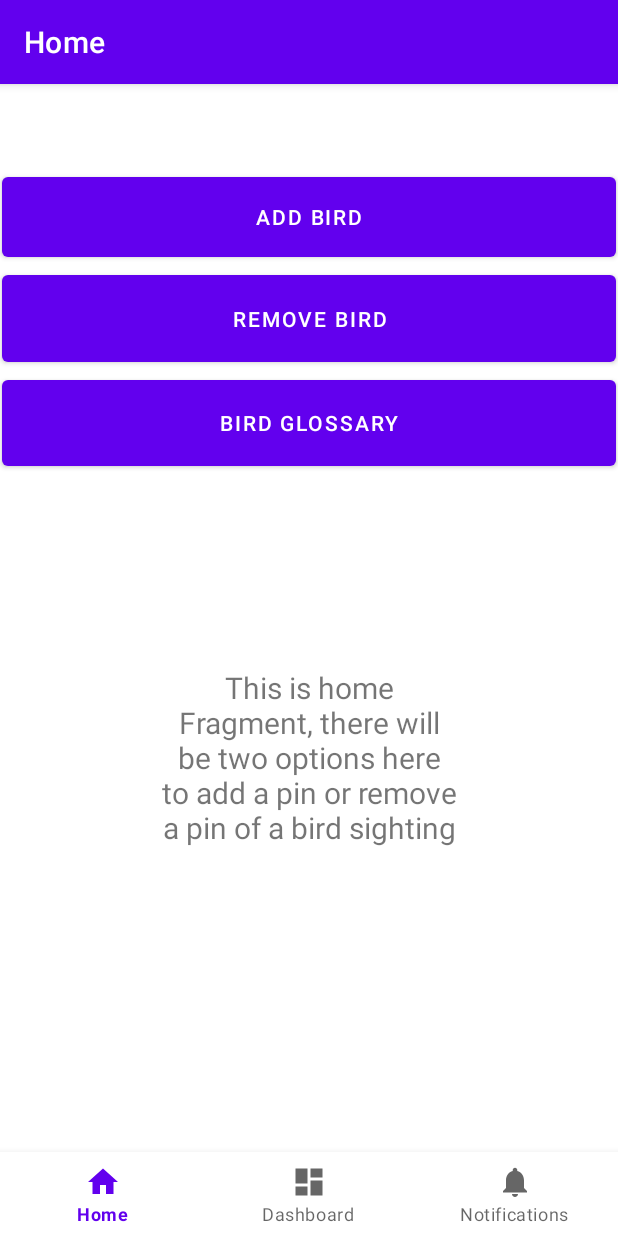
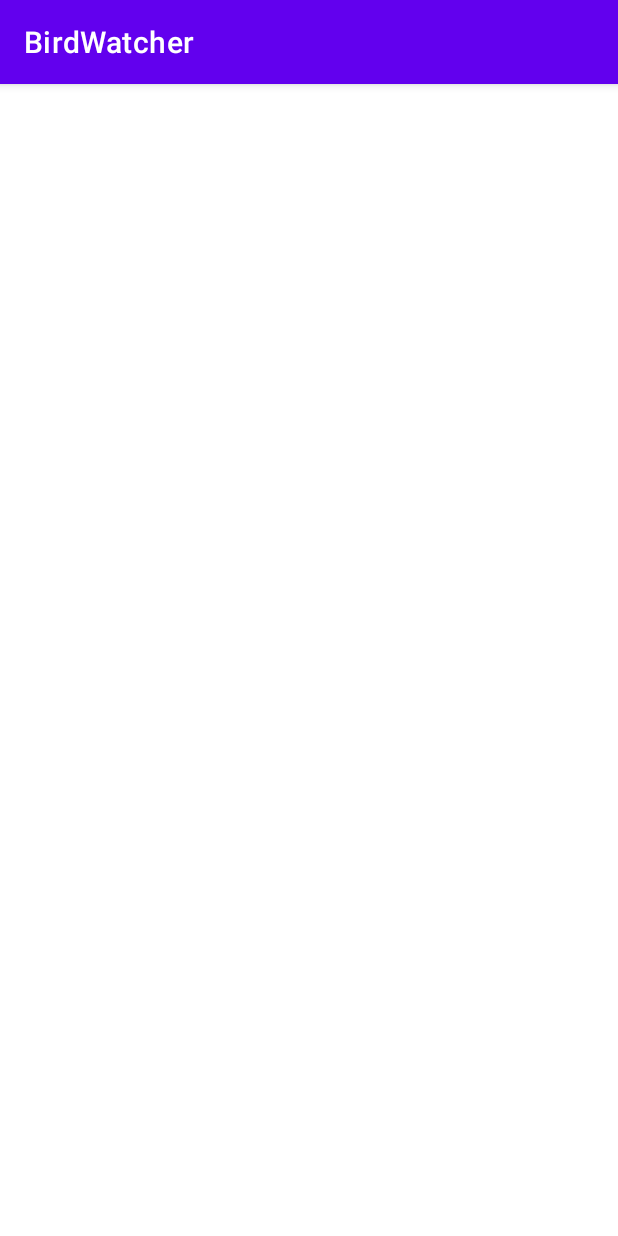
Before and after one commit to honeygun100/TheBirdWatcherRepo, an Android app: the screen it shows after launch (MainActivity before the commit, DeleteBirdActivity after it), after a tap on "REMOVE BIRD", on a phone screen of 412 x 824 dp. Run offline under Robolectric (Android 15) with nearby library versions, the phone set to English and light mode, and no system bars; our stand-ins replace navigation-ui; Roboto replaces fonts that are not available here.

Commit message:
pill this

```diff
--- /dev/null
+++ b/TheBirdWatcherApp/app/src/main/java/com/example/birdwatcher/DeleteBirdActivity.kt
@@ -0,0 +1,20 @@
+package com.example.birdwatcher
+
+import android.os.Bundle
+import androidx.appcompat.app.AppCompatActivity
+
+
+class DeleteBirdActivity: AppCompatActivity()  {
+
+    override fun onCreate(savedInstanceState: Bundle?) {
+        super.onCreate(savedInstanceState)
+        setContentView(R.layout.activity_delete_bird)
+
+
+    }
+
+
+
+
+
+}
--- a/TheBirdWatcherApp/app/src/main/java/com/example/birdwatcher/MainActivity.kt
+++ b/TheBirdWatcherApp/app/src/main/java/com/example/birdwatcher/MainActivity.kt
@@ -45,7 +45,8 @@ class MainActivity : AppCompatActivity() {
 
     fun onRemoveBird(view: View) {
         Log.i(TAG, "in onRemoveBird function")
-
+        val intent = Intent(this, DeleteBirdActivity::class.java)
+        startActivity(intent)
     }
 
     fun onOpenGlossary(view: View) {
--- /dev/null
+++ b/TheBirdWatcherApp/app/src/main/res/layout/activity_delete_bird.xml
@@ -0,0 +1,6 @@
+<?xml version="1.0" encoding="utf-8"?>
+<androidx.constraintlayout.widget.ConstraintLayout xmlns:android="http://schemas.android.com/apk/res/android"
+    android:layout_width="match_parent"
+    android:layout_height="match_parent">
+
+</androidx.constraintlayout.widget.ConstraintLayout>
```
Also changed, not shown: TheBirdWatcherApp/app/src/main/AndroidManifest.xml (+12 -9 lines).
